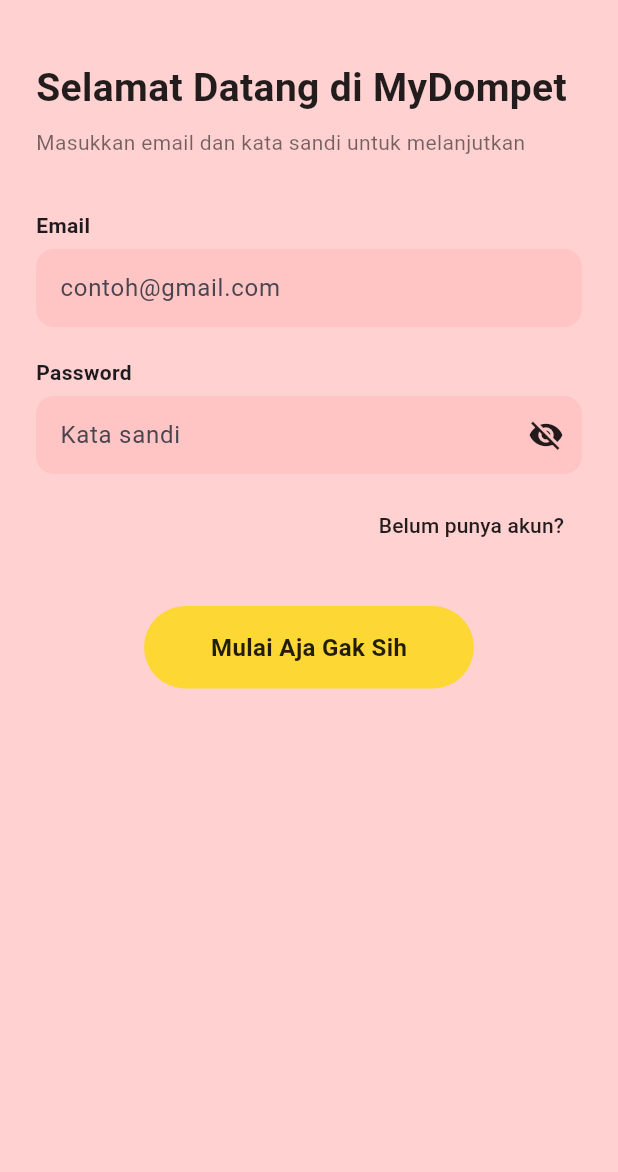
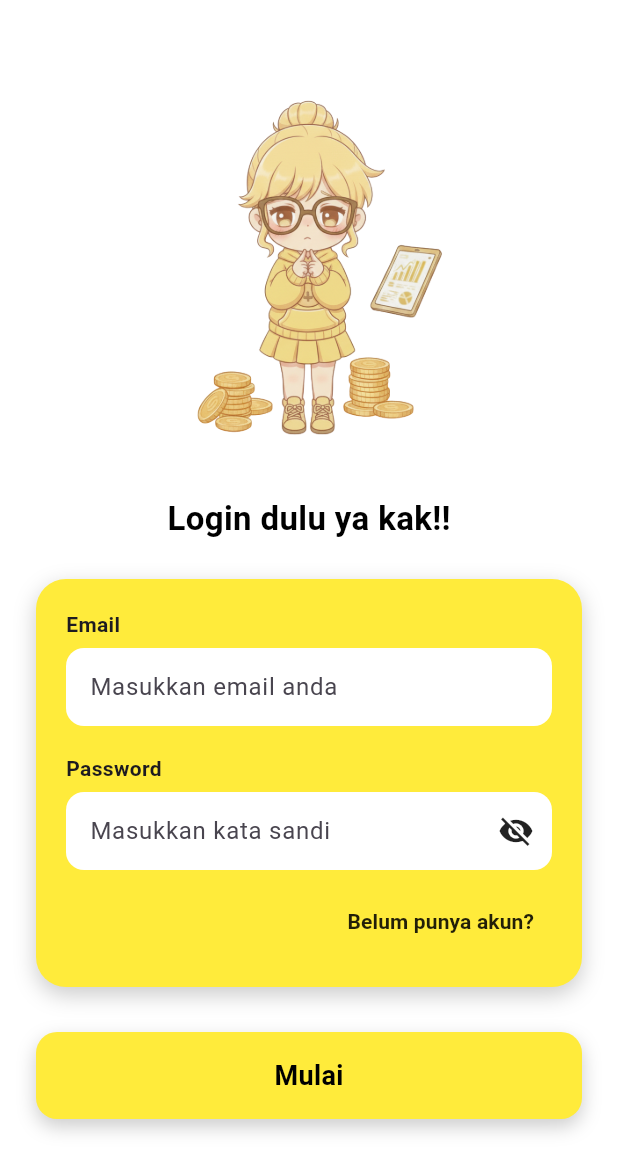
Before and after one commit to yaya7807-ai/mobile-kelompok-09, a Flutter app: the LoginScreen screen opened directly, on a phone screen of 412 x 824 dp. Shown: the top 1172 px of the screen. Run offline on Flutter 3.47's test engine with Material 3 defaults, Android fonts, the phone set to English and light mode, and no system bars; our stand-ins replace cloud_firestore, firebase_auth, firebase_core, fl_chart, flutter_svg; accounts and stored records are empty.

Commit message:
perubahan tampilain UI pada login_screen

```diff
--- a/mydompet/lib/screens/login_screen.dart
+++ b/mydompet/lib/screens/login_screen.dart
@@ -1,7 +1,7 @@
 import 'package:firebase_auth/firebase_auth.dart';
 import 'package:flutter/material.dart';
 import 'package:mydompet/screens/transaction_screen.dart';
-import 'register_screen.dart'; // jika kamu punya halaman register
+import 'register_screen.dart';
 
 class LoginScreen extends StatefulWidget {
   const LoginScreen({super.key});
@@ -20,62 +20,82 @@
   @override
   Widget build(BuildContext context) {
     return Scaffold(
-      backgroundColor: const Color(0xFFFFD1D1), // warna pink lembut
+      backgroundColor: Colors.white,
       body: SafeArea(
-        child: Padding(
-          padding: const EdgeInsets.symmetric(horizontal: 24.0, vertical: 20),
+        child: SingleChildScrollView(
+          padding: const EdgeInsets.symmetric(horizontal: 24),
           child: Column(
-            crossAxisAlignment: CrossAxisAlignment.start,
             children: [
               const SizedBox(height: 20),
 
-              // TITLE
-              const Text(
-                "Selamat Datang di MyDompet",
-                style: TextStyle(
-                  fontSize: 26,
-                  fontWeight: FontWeight.w700,
-                  color: Colors.black87,
+              // GAMBAR CHIBI
+              Center(
+                child: Image.asset(
+                  "assets/images/login.png",
+                  height: 300,
+                  fit: BoxFit.contain,
                 ),
               ),
 
-              const SizedBox(height: 8),
+              const SizedBox(height: 10),
 
-              // SUBTITLE
               const Text(
-                "Masukkan email dan kata sandi untuk melanjutkan",
-                style: TextStyle(fontSize: 14, color: Colors.black54),
+                "Login dulu ya kak!!",
+                style: TextStyle(
+                  fontSize: 22,
+                  fontWeight: FontWeight.w700,
+                  color: Colors.black,
+                ),
               ),
 
-              const SizedBox(height: 35),
+              const SizedBox(height: 25),
 
-              // FORM
-              Form(
+              // CARD FORM
+              Container(
+                padding: const EdgeInsets.symmetric(
+                  horizontal: 20,
+                  vertical: 20,
+                ),
+                decoration: BoxDecoration(
+                  color: Colors.yellow,
+                  borderRadius: BorderRadius.circular(20),
+                  boxShadow: [
+                    BoxShadow(
+                      color: Colors.black.withOpacity(0.2),
+                      blurRadius: 12,
+                      offset: const Offset(0, 5),
+                    ),
+                  ],
+                ),
+                child: Form(
                   key: _formKey,
                   child: Column(
                     crossAxisAlignment: CrossAxisAlignment.start,
                     children: [
                       const Text(
                         "Email",
-                      style: TextStyle(fontWeight: FontWeight.w600),
+                        style: TextStyle(
+                          fontWeight: FontWeight.w700,
+                          fontSize: 14,
+                        ),
                       ),
                       const SizedBox(height: 6),
 
                       // EMAIL FIELD
                       Container(
                         decoration: BoxDecoration(
-                        color: const Color(0xFFFFC4C4),
+                          color: Colors.white,
                           borderRadius: BorderRadius.circular(12),
                         ),
                         child: TextFormField(
                           controller: _emailController,
                           decoration: const InputDecoration(
-                          hintText: "contoh@gmail.com",
+                            hintText: "Masukkan email anda",
+                            border: InputBorder.none,
                             contentPadding: EdgeInsets.symmetric(
                               horizontal: 16,
                               vertical: 14,
                             ),
-                          border: InputBorder.none,
                           ),
                           validator: (value) {
                             if (value == null || value.isEmpty) {
@@ -86,30 +106,33 @@
                         ),
                       ),
 
-                    const SizedBox(height: 20),
+                      const SizedBox(height: 18),
 
                       const Text(
                         "Password",
-                      style: TextStyle(fontWeight: FontWeight.w600),
+                        style: TextStyle(
+                          fontWeight: FontWeight.w700,
+                          fontSize: 14,
+                        ),
                       ),
                       const SizedBox(height: 6),
 
                       // PASSWORD FIELD
                       Container(
                         decoration: BoxDecoration(
-                        color: const Color(0xFFFFC4C4),
+                          color: Colors.white,
                           borderRadius: BorderRadius.circular(12),
                         ),
                         child: TextFormField(
                           controller: _passwordController,
                           obscureText: !_isPasswordVisible,
                           decoration: InputDecoration(
-                          hintText: "Kata sandi",
+                            hintText: "Masukkan kata sandi",
+                            border: InputBorder.none,
                             contentPadding: const EdgeInsets.symmetric(
                               horizontal: 16,
                               vertical: 14,
                             ),
-                          border: InputBorder.none,
                             suffixIcon: IconButton(
                               icon: Icon(
                                 _isPasswordVisible
@@ -136,10 +159,9 @@
                       const SizedBox(height: 10),
 
                       // TEXT KE REGISTER
-                    Row(
-                      mainAxisAlignment: MainAxisAlignment.end,
-                      children: [
-                        TextButton(
+                      Align(
+                        alignment: Alignment.centerRight,
+                        child: TextButton(
                           onPressed: () {
                             Navigator.push(
                               context,
@@ -152,56 +174,7 @@
                             "Belum punya akun?",
                             style: TextStyle(
                               color: Colors.black87,
-                              fontWeight: FontWeight.w500,
-                            ),
-                          ),
-                        ),
-                      ],
-                    ),
-
-                    const SizedBox(height: 30),
-
-                    // BUTTON LOGIN
-                    Center(
-                      child: GestureDetector(
-                        onTap: () async {
-                          if (_formKey.currentState!.validate()) {
-                            try {
-                              await FirebaseAuth.instance
-                                  .signInWithEmailAndPassword(
-                                    email: _emailController.text,
-                                    password: _passwordController.text,
-                                  );
-                              Navigator.of(context).pushReplacement(
-                                MaterialPageRoute(
-                                  builder: (context) =>
-                                      const TransactionScreen(),
-                                ),
-                              );
-                            } on FirebaseAuthException catch (e) {
-                              ScaffoldMessenger.of(context).showSnackBar(
-                                SnackBar(
-                                  content: Text(e.message ?? 'Login gagal'),
-                                ),
-                              );
-                            }
-                          }
-                        },
-                        child: Container(
-                          width: 220,
-                          padding: const EdgeInsets.symmetric(vertical: 16),
-                          decoration: BoxDecoration(
-                            color: Colors.yellow[600],
-                            borderRadius: BorderRadius.circular(50),
-                          ),
-                          alignment: Alignment.center,
-                          child: const Text(
-                            "Mulai Aja Gak Sih",
-                            style: TextStyle(
-                              color: Colors.black87,
-                              fontWeight: FontWeight.bold,
-                              fontSize: 16,
-                            ),
+                              fontWeight: FontWeight.w600,
                             ),
                           ),
                         ),
@@ -209,6 +182,59 @@
                     ],
                   ),
                 ),
+              ),
+
+              const SizedBox(height: 30),
+
+              // BUTTON MULAI
+              GestureDetector(
+                onTap: () async {
+                  if (_formKey.currentState!.validate()) {
+                    try {
+                      await FirebaseAuth.instance.signInWithEmailAndPassword(
+                        email: _emailController.text,
+                        password: _passwordController.text,
+                      );
+
+                      Navigator.of(context).pushReplacement(
+                        MaterialPageRoute(
+                          builder: (context) => const TransactionScreen(),
+                        ),
+                      );
+                    } on FirebaseAuthException catch (e) {
+                      ScaffoldMessenger.of(context).showSnackBar(
+                        SnackBar(content: Text(e.message ?? 'Login gagal')),
+                      );
+                    }
+                  }
+                },
+                child: Container(
+                  width: double.infinity,
+                  padding: const EdgeInsets.symmetric(vertical: 16),
+                  decoration: BoxDecoration(
+                    color: Colors.yellow,
+                    borderRadius: BorderRadius.circular(14),
+                    boxShadow: [
+                      BoxShadow(
+                        color: Colors.black.withOpacity(0.2),
+                        blurRadius: 10,
+                        offset: const Offset(0, 5),
+                      ),
+                    ],
+                  ),
+                  alignment: Alignment.center,
+                  child: const Text(
+                    "Mulai",
+                    style: TextStyle(
+                      color: Colors.black,
+                      fontWeight: FontWeight.w700,
+                      fontSize: 18,
+                    ),
+                  ),
+                ),
+              ),
+
+              const SizedBox(height: 30),
             ],
           ),
         ),
--- a/mydompet/pubspec.yaml
+++ b/mydompet/pubspec.yaml
@@ -65,6 +65,7 @@
     - assets/images/onboard1.png
     - assets/images/onboard2.png
     - assets/images/onboard3.png
+    - assets/images/login.png
 
   # An image asset can refer to one or more resolution-specific "variants", see
   # https://flutter.dev/to/resolution-aware-images
```
Also changed, not shown: mydompet/assets/images/login.png (added). Lines whose indentation alone changed are shown as unchanged.
